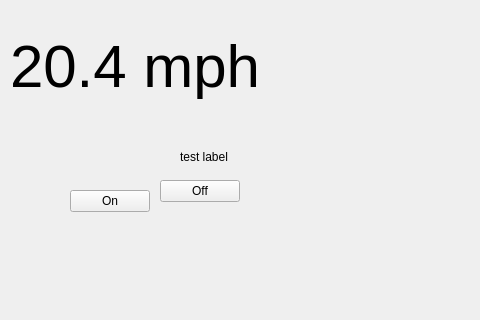
Qt form mainwindow.ui (mjteter/wthrStatQt) before a commit.
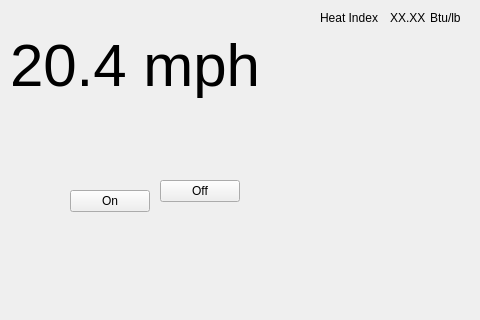
The same form after that commit.

```diff
--- a/mainwindow.ui
+++ b/mainwindow.ui
@@ -61,14 +61,20 @@
    <widget class="QLabel" name="label">
     <property name="geometry">
      <rect>
-      <x>180</x>
-      <y>150</y>
-      <width>59</width>
-      <height>14</height>
+      <x>320</x>
+      <y>10</y>
+      <width>70</width>
+      <height>16</height>
      </rect>
     </property>
+    <property name="minimumSize">
+     <size>
+      <width>0</width>
+      <height>0</height>
+     </size>
+    </property>
     <property name="text">
-     <string>test label</string>
+     <string>Heat Index</string>
     </property>
    </widget>
    <widget class="QLabel" name="lblCurBig">
@@ -76,8 +82,8 @@
      <rect>
       <x>10</x>
       <y>10</y>
-      <width>310</width>
-      <height>111</height>
+      <width>300</width>
+      <height>110</height>
      </rect>
     </property>
     <property name="font">
@@ -104,6 +110,32 @@
      <bool>true</bool>
     </property>
    </widget>
+   <widget class="QLabel" name="lblCurData1">
+    <property name="geometry">
+     <rect>
+      <x>390</x>
+      <y>10</y>
+      <width>40</width>
+      <height>16</height>
+     </rect>
+    </property>
+    <property name="text">
+     <string>XX.XX</string>
+    </property>
+   </widget>
+   <widget class="QLabel" name="lblCurUnit1">
+    <property name="geometry">
+     <rect>
+      <x>430</x>
+      <y>10</y>
+      <width>40</width>
+      <height>16</height>
+     </rect>
+    </property>
+    <property name="text">
+     <string>Btu/lb</string>
+    </property>
+   </widget>
   </widget>
  </widget>
  <layoutdefault spacing="6" margin="11"/>
```
Left out of the diff: 2 changed lines with no effect on the pictures.
